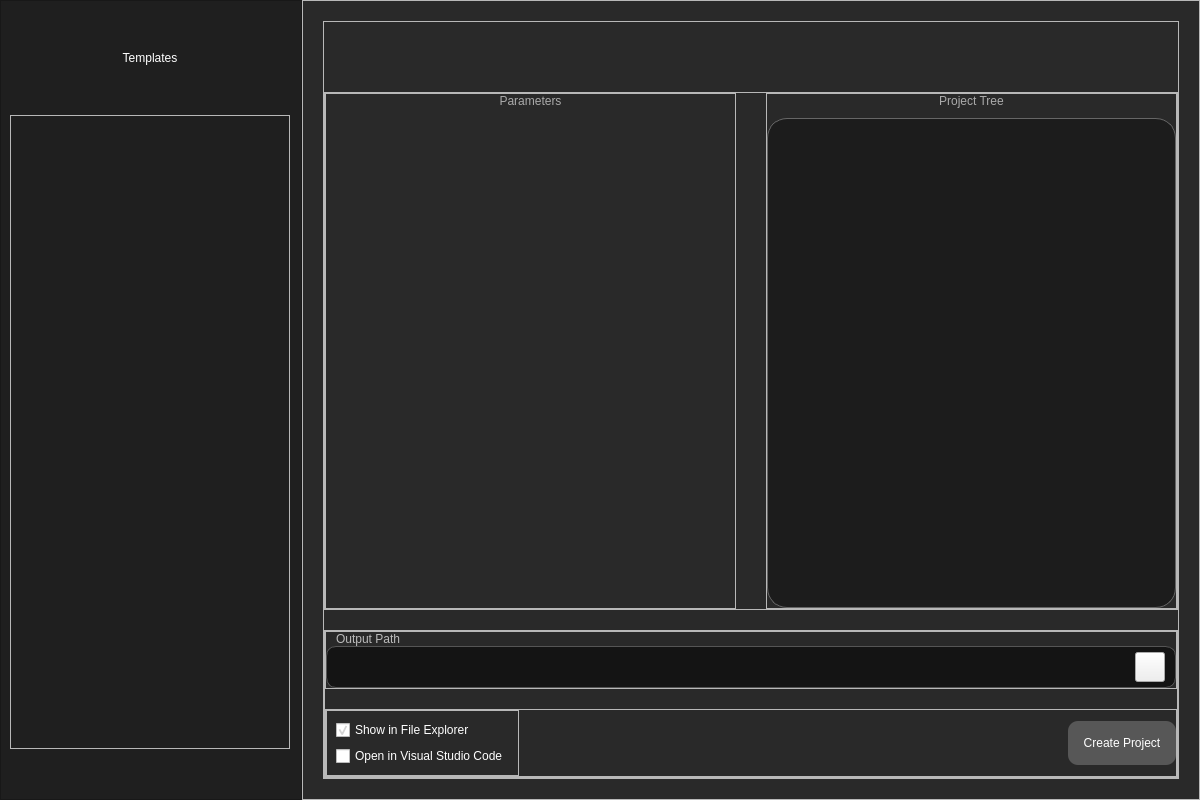
Above: app/design/main_window.ui from KrazyManJ/templatoron before the change. Below: the same form after it.
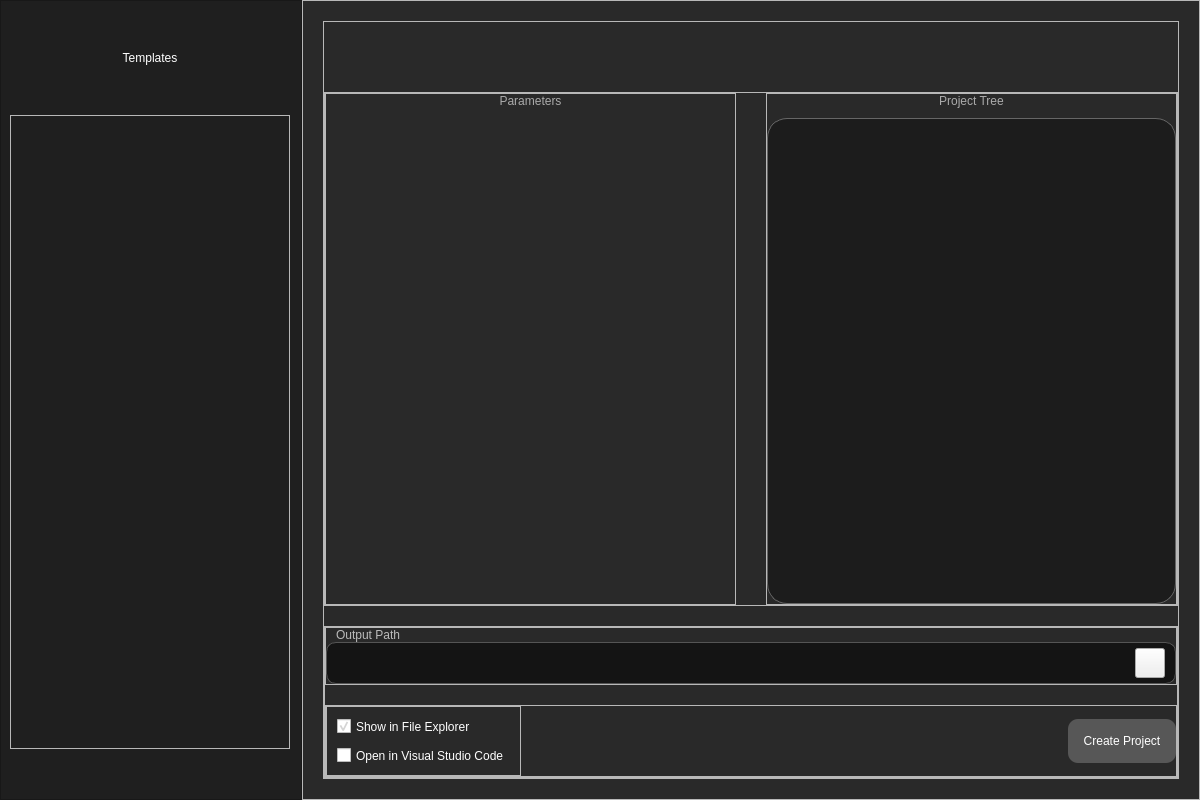
That is the form after the change. Icons and pictures are not drawn.

Commit message: Fixed crash bug when program get access denied error, updated margin and spacing of check boxes

Diff of the .ui file:
```diff
--- a/app/design/main_window.ui
+++ b/app/design/main_window.ui
@@ -643,6 +643,24 @@
                   <enum>QFrame::Raised</enum>
                  </property>
                  <layout class="QGridLayout" name="gridLayout">
+                  <property name="leftMargin">
+                   <number>10</number>
+                  </property>
+                  <property name="topMargin">
+                   <number>10</number>
+                  </property>
+                  <property name="rightMargin">
+                   <number>10</number>
+                  </property>
+                  <property name="bottomMargin">
+                   <number>10</number>
+                  </property>
+                  <property name="horizontalSpacing">
+                   <number>20</number>
+                  </property>
+                  <property name="verticalSpacing">
+                   <number>10</number>
+                  </property>
                   <item row="0" column="0">
                    <widget class="QCheckBox" name="CheckFileExplorer">
                     <property name="text">
```
The commit also changes 4 other files.
